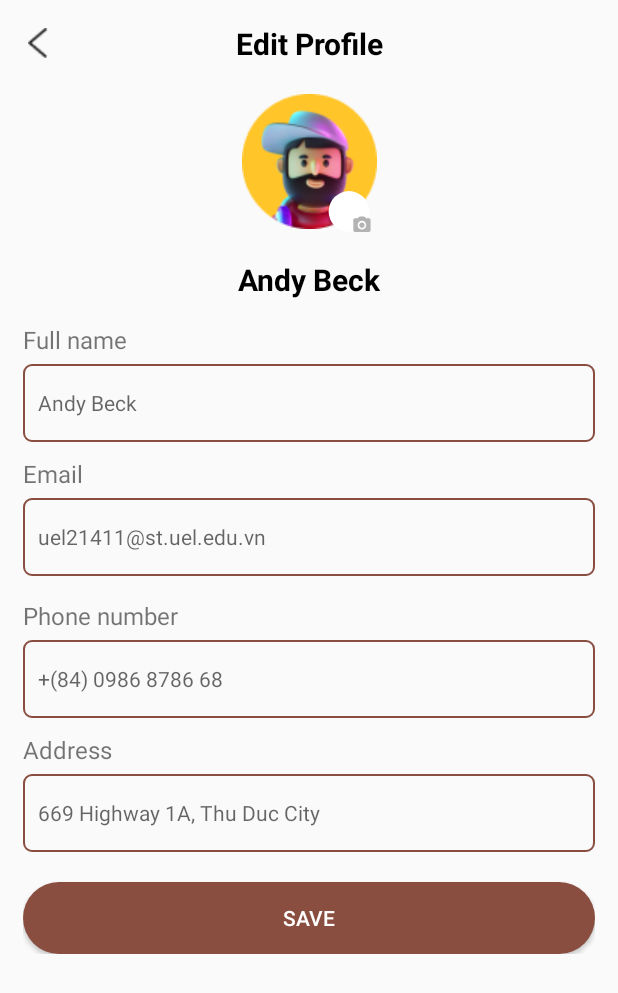
After one commit to thuydung180/LaFavor2024, an Android app: the layout activity_edit_profile.xml on its own in the app's theme, with its tools: preview values and no code run, on a phone screen of 412 x 824 dp. The commit adds this screen. Shown: the top 993 px of the screen. Run offline under Robolectric (Android 15) with nearby library versions, the phone set to English and light mode, and no system bars.

Commit message:
edit profile done

```diff
--- /dev/null
+++ b/app/src/main/res/drawable/order_status_background_cancelled.xml
@@ -0,0 +1,6 @@
+<?xml version="1.0" encoding="utf-8"?>
+<shape xmlns:android="http://schemas.android.com/apk/res/android">
+    <solid android:color="#FEDCDC" />
+    <corners android:radius="50dp" />
+
+</shape>
--- /dev/null
+++ b/app/src/main/res/drawable/order_status_background_delivered.xml
@@ -0,0 +1,6 @@
+<?xml version="1.0" encoding="utf-8"?>
+<shape xmlns:android="http://schemas.android.com/apk/res/android">
+    <solid android:color="#D9FDE3" />
+    <corners android:radius="50dp" />
+
+</shape>
--- /dev/null
+++ b/app/src/main/res/drawable/order_status_background_pending.xml
@@ -0,0 +1,6 @@
+<?xml version="1.0" encoding="utf-8"?>
+<shape xmlns:android="http://schemas.android.com/apk/res/android">
+    <solid android:color="#FEF8DC" />
+    <corners android:radius="50dp" />
+
+</shape>
--- /dev/null
+++ b/app/src/main/res/drawable/setting_profile.xml
@@ -0,0 +1,15 @@
+<vector xmlns:android="http://schemas.android.com/apk/res/android"
+    android:width="57dp"
+    android:height="57dp"
+    android:viewportWidth="57"
+    android:viewportHeight="57">
+  <path
+      android:pathData="M28.5,25.5m-13.5,0a13.5,13.5 0,1 1,27 0a13.5,13.5 0,1 1,-27 0"
+      android:fillColor="#ffffff"/>
+  <path
+      android:pathData="M37.08,36.274C38.028,36.274 38.796,35.506 38.796,34.559C38.796,33.612 38.028,32.844 37.08,32.844C36.132,32.844 35.364,33.612 35.364,34.559C35.364,35.506 36.132,36.274 37.08,36.274Z"
+      android:fillColor="#B3B3B3"/>
+  <path
+      android:pathData="M41.656,29.986H39.843L39.133,29.214C39.027,29.097 38.897,29.003 38.752,28.94C38.607,28.875 38.451,28.842 38.293,28.842H35.867C35.547,28.842 35.238,28.979 35.021,29.214L34.317,29.986H32.504C31.875,29.986 31.36,30.5 31.36,31.129V37.989C31.36,38.618 31.875,39.132 32.504,39.132H41.656C42.285,39.132 42.8,38.618 42.8,37.989V31.129C42.8,30.5 42.285,29.986 41.656,29.986ZM37.08,37.417C35.501,37.417 34.22,36.137 34.22,34.559C34.22,32.981 35.501,31.701 37.08,31.701C38.659,31.701 39.94,32.981 39.94,34.559C39.94,36.137 38.659,37.417 37.08,37.417Z"
+      android:fillColor="#B3B3B3"/>
+</vector>
--- /dev/null
+++ b/app/src/main/res/layout/activity_edit_profile.xml
@@ -0,0 +1,179 @@
+<?xml version="1.0" encoding="utf-8"?>
+<androidx.constraintlayout.widget.ConstraintLayout xmlns:android="http://schemas.android.com/apk/res/android"
+    xmlns:app="http://schemas.android.com/apk/res-auto"
+    xmlns:tools="http://schemas.android.com/tools"
+    android:layout_width="match_parent"
+    android:layout_height="match_parent"
+    tools:context=".EditProfile"
+    android:padding="15dp">
+
+    <ScrollView
+        android:layout_width="match_parent"
+        android:layout_height="match_parent"
+        app:layout_constraintBottom_toBottomOf="parent"
+        app:layout_constraintEnd_toEndOf="parent"
+        app:layout_constraintStart_toStartOf="parent"
+        app:layout_constraintTop_toTopOf="parent">
+
+        <androidx.constraintlayout.widget.ConstraintLayout
+            android:layout_width="match_parent"
+            android:layout_height="match_parent">
+
+            <LinearLayout
+                android:id="@+id/lnlEditProfile"
+                android:layout_width="match_parent"
+                android:layout_height="wrap_content"
+                android:orientation="horizontal"
+                app:layout_constraintEnd_toEndOf="parent"
+                app:layout_constraintStart_toStartOf="parent"
+                app:layout_constraintTop_toTopOf="parent">
+
+                <ImageView
+                    android:id="@+id/btnBack"
+                    android:layout_width="20dp"
+                    android:layout_height="20dp"
+                    android:src="@drawable/icon_back"
+                    android:layout_gravity="center_vertical"/>
+
+                <TextView
+                    android:layout_width="match_parent"
+                    android:layout_height="wrap_content"
+                    android:gravity="center"
+                    android:text="@string/setting_edit_profile"
+                    android:textSize="20sp"
+                    android:textStyle="bold"
+                    android:textColor="@color/black"
+                    android:paddingEnd="20dp"
+                    android:layout_weight="9"/>
+            </LinearLayout>
+
+            <ImageView
+                android:id="@+id/imvProfile"
+                android:layout_width="wrap_content"
+                android:layout_height="wrap_content"
+                android:layout_marginTop="20dp"
+                app:layout_constraintEnd_toEndOf="parent"
+                app:layout_constraintStart_toStartOf="parent"
+                app:layout_constraintTop_toBottomOf="@+id/lnlEditProfile"
+                app:srcCompat="@drawable/image_profile_avatar" />
+
+            <ImageView
+                android:layout_width="wrap_content"
+                android:layout_height="wrap_content"
+                android:layout_marginEnd="-10dp"
+                android:layout_marginBottom="-20dp"
+                android:visibility="visible"
+                app:layout_constraintBottom_toBottomOf="@+id/imvProfile"
+                app:layout_constraintEnd_toEndOf="@+id/imvProfile"
+                app:srcCompat="@drawable/setting_profile" />
+
+            <TextView
+                android:id="@+id/txtFullName"
+                android:layout_width="wrap_content"
+                android:layout_height="wrap_content"
+                android:text="Andy Beck"
+                android:textSize="20sp"
+                android:textStyle="bold"
+                android:textColor="@color/black"
+                android:layout_marginTop="20dp"
+                app:layout_constraintEnd_toEndOf="@+id/imvProfile"
+                app:layout_constraintStart_toStartOf="@+id/imvProfile"
+                app:layout_constraintTop_toBottomOf="@+id/imvProfile" />
+
+            <LinearLayout
+                android:id="@+id/linearLayout4"
+                android:layout_width="match_parent"
+                android:layout_height="wrap_content"
+                android:orientation="vertical"
+                app:layout_constraintEnd_toEndOf="parent"
+                app:layout_constraintStart_toStartOf="parent"
+                app:layout_constraintTop_toBottomOf="@+id/txtFullName">
+
+                <TextView
+                    android:layout_width="match_parent"
+                    android:layout_height="wrap_content"
+                    android:layout_marginTop="15dp"
+                    android:layout_marginBottom="5dp"
+                    android:text="@string/full_name"
+                    android:textSize="16sp" />
+
+                <EditText
+                    android:id="@+id/edtUsername"
+                    android:layout_width="match_parent"
+                    android:layout_height="52dp"
+                    android:background="@drawable/custom_shape_edt"
+                    android:hint="Andy Beck"
+                    android:inputType="text"
+                    android:paddingHorizontal="10dp"
+                    android:textSize="14sp" />
+
+                <TextView
+                    android:layout_width="match_parent"
+                    android:layout_height="wrap_content"
+                    android:layout_marginTop="10dp"
+                    android:layout_marginBottom="5dp"
+                    android:text="@string/email"
+                    android:textSize="16sp" />
+
+                <EditText
+                    android:id="@+id/edtEmail"
+                    android:layout_width="match_parent"
+                    android:layout_height="52dp"
+                    android:background="@drawable/custom_shape_edt"
+                    android:hint="uel21411@st.uel.edu.vn"
+                    android:inputType="textEmailAddress"
+                    android:paddingHorizontal="10dp"
+                    android:textSize="14sp" />
+
+                <TextView
+                    android:layout_width="match_parent"
+                    android:layout_height="wrap_content"
+                    android:layout_marginTop="15dp"
+                    android:layout_marginBottom="5dp"
+                    android:text="@string/phone_number"
+                    android:textSize="16sp" />
+
+                <EditText
+                    android:id="@+id/edtPhoneNumber"
+                    android:layout_width="match_parent"
+                    android:layout_height="52dp"
+                    android:background="@drawable/custom_shape_edt"
+                    android:hint="+(84) 0986 8786 68"
+                    android:inputType="phone"
+                    android:paddingHorizontal="10dp"
+                    android:textSize="14sp" />
+
+                <TextView
+                    android:layout_width="match_parent"
+                    android:layout_height="wrap_content"
+                    android:layout_marginTop="10dp"
+                    android:layout_marginBottom="5dp"
+                    android:text="@string/address"
+                    android:textSize="16sp" />
+
+                <EditText
+                    android:id="@+id/edtAddress"
+                    android:layout_width="match_parent"
+                    android:layout_height="52dp"
+                    android:background="@drawable/custom_shape_edt"
+                    android:hint="669 Highway 1A, Thu Duc City"
+                    android:inputType="text"
+                    android:paddingHorizontal="10dp"
+                    android:textSize="14sp" />
+            </LinearLayout>
+
+            <Button
+                android:id="@+id/btnSave"
+                android:layout_width="match_parent"
+                android:layout_height="wrap_content"
+                android:background="@drawable/custom_long_button"
+                android:text="@string/save"
+                android:textColor="@color/white"
+                app:layout_constraintEnd_toEndOf="parent"
+                app:layout_constraintStart_toStartOf="parent"
+                app:layout_constraintTop_toBottomOf="@+id/linearLayout4"
+                android:layout_marginTop="20dp"/>
+        </androidx.constraintlayout.widget.ConstraintLayout>
+    </ScrollView>
+
+</androidx.constraintlayout.widget.ConstraintLayout>
--- a/app/src/main/res/layout/activity_profile.xml
+++ b/app/src/main/res/layout/activity_profile.xml
@@ -54,7 +54,7 @@
                     android:layout_width="wrap_content"
                     android:layout_height="wrap_content"
                     android:text="Andy Beck"
-                    android:textSize="24sp"
+                    android:textSize="20sp"
                     android:textStyle="bold"
                     android:textColor="@color/black"
                     android:layout_marginTop="20dp"
--- a/app/src/main/res/values/strings.xml
+++ b/app/src/main/res/values/strings.xml
@@ -77,7 +77,10 @@
     <string name="view_all">View all</string>
     <string name="top_pick_for_you">Top pick for you!</string>
     <string name="review">Review</string>
-
+    <string name="orderid">OrderID:</string>
+    <string name="delivered_at">Delivered at </string>
+    <string name="setting_edit_profile">Edit Profile</string>
+    <string name="address">Address</string>
 
 
 </resources>
```
Also changed, not shown: app/src/main/AndroidManifest.xml (+7 -1 lines), app/src/main/java/com/nhom5/lafavor2024/EditProfile.java (added, +14 -0 lines), app/src/main/java/com/nhom5/lafavor2024/MyOrders.java (added, +14 -0 lines), app/src/main/res/drawable/custom_order_border.xml (added, +10 -0 lines), app/src/main/res/layout/activity_my_address_add.xml (+2 -7 lines), app/src/main/res/layout/activity_my_orders.xml (added, +63 -0 lines), app/src/main/res/layout/item_order.xml (added, +80 -0 lines).
